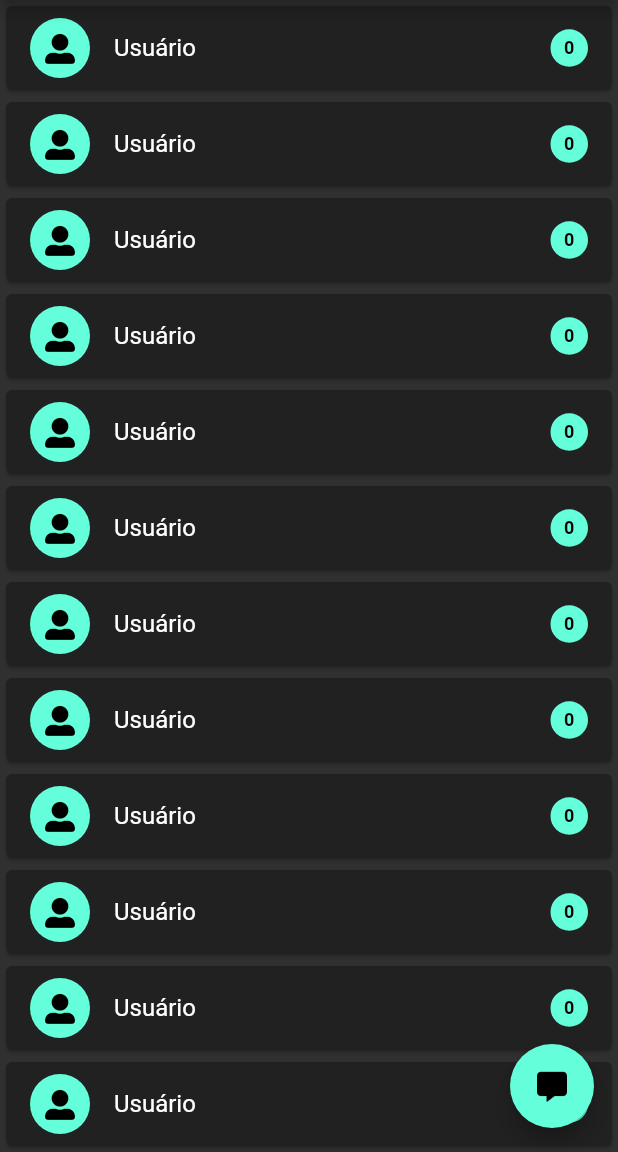
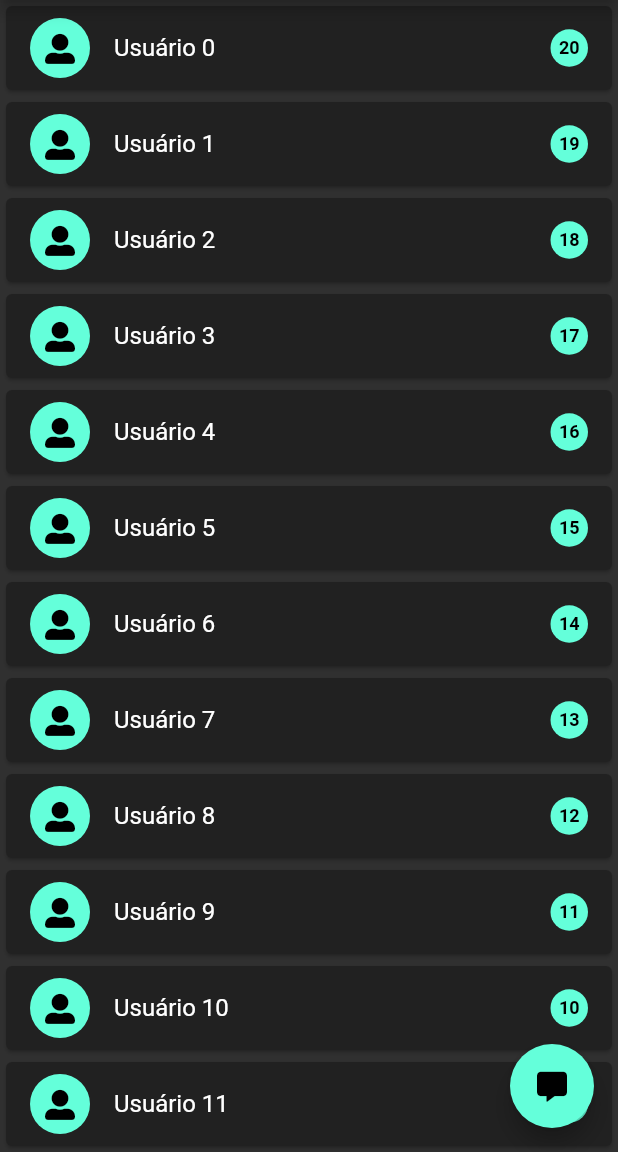
Before and after one commit to marcelohpjunior/chat_online_hasura, a Flutter app: the ChatPage screen opened by its route, on a phone screen of 412 x 824 dp, the part 84-1236 px from its top. Run offline on Flutter 3.47's test engine with Material 2 defaults, Android fonts, the phone set to English and light mode, and no system bars; our stand-ins replace flutter_mobx, flutter_modular, font_awesome_flutter, mobx; generated files the repository leaves out were written again.

Commit message:
Add novo contato e refatoração

```diff
--- a/lib/app/modules/chat/pages/contato/widgets/novo_contato/novo_contato_dialog_widget.dart
+++ b/lib/app/modules/chat/pages/contato/widgets/novo_contato/novo_contato_dialog_widget.dart
@@ -26,6 +26,7 @@ class _NovoContatoDialogWidgetState
     extends ModularState<NovoContatoDialogWidget, NovoContatoStore> {
   @override
   Widget build(BuildContext context) {
+    var controller = TextEditingController();
     var _contato = "";
     return Observer(builder: (context) {
       return SimpleDialog(key: widget.key, children: <Widget>[
@@ -72,6 +73,7 @@ class _NovoContatoDialogWidgetState
                 ConstrainedBox(
                   constraints: BoxConstraints(maxWidth: 500),
                   child: TextBorderInputWidget(
+                      textEditingController: controller,
                       onChanged: (text) {
                         _contato = text;
                         print(text);
@@ -101,6 +103,8 @@ class _NovoContatoDialogWidgetState
                         onPressed: () {
                           print("Contato $_contato Adicionado");
                           _contato = "";
+                          controller.text = "";
+                          Modular.to.pop();
                         },
                         child: Text(
                           "Adicionar",
--- a/lib/app/modules/chat/widgets/lista_contatos_widget.dart
+++ b/lib/app/modules/chat/widgets/lista_contatos_widget.dart
@@ -1,3 +1,5 @@
+import 'dart:math';
+
 import 'package:flutter/material.dart';
 import 'package:font_awesome_flutter/font_awesome_flutter.dart';
 
@@ -8,8 +10,8 @@ class ListaContatosWidget extends StatelessWidget {
   final String titulo;
   final String? fotoUrl;
   final bool showQtdMensagem;
-  final int qtdMensagem;
-  const ListaContatosWidget(
+  int qtdMensagem;
+  ListaContatosWidget(
       {Key? key,
       this.onTap,
       this.onLongPress,
@@ -25,13 +27,14 @@ class ListaContatosWidget extends StatelessWidget {
     return ListView.builder(
         itemCount: 20,
         itemBuilder: (context, index) {
+          qtdMensagem = Random().nextInt(200);
           return InkWell(
             onTap: onTap,
             onLongPress: onLongPress,
             child: Card(
               color: Theme.of(context).primaryColor,
               child: ListTile(
-                title: Text(titulo),
+                title: Text("$titulo $index"),
                 leading: InkWell(
                   onTap: onAvatarTap,
                   child: CircleAvatar(
--- a/lib/app/shared/widgets/text_border_input_widget.dart
+++ b/lib/app/shared/widgets/text_border_input_widget.dart
@@ -7,19 +7,22 @@ class TextBorderInputWidget extends StatelessWidget {
   final bool obscureText;
   final Function(String)? onChanged;
   final TextInputType? keyboardType;
+  final TextEditingController? textEditingController;
   const TextBorderInputWidget(
       {this.labelText,
       this.labelFontSize,
       this.hintText,
       this.obscureText = false,
       this.onChanged,
-      this.keyboardType = TextInputType.text})
+      this.keyboardType = TextInputType.text,
+      this.textEditingController})
       : super();
 
   @override
   Widget build(BuildContext context) {
     return Container(
       child: TextField(
+        controller: textEditingController,
         keyboardType: keyboardType,
         onChanged: onChanged,
         obscureText: obscureText,
```
